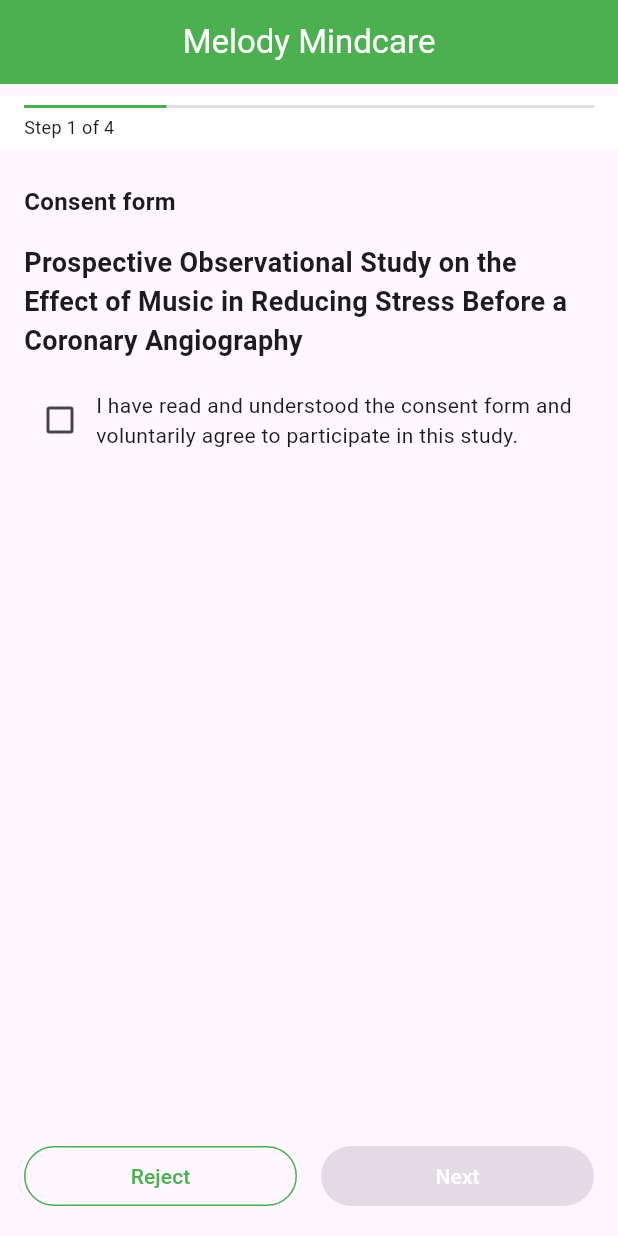
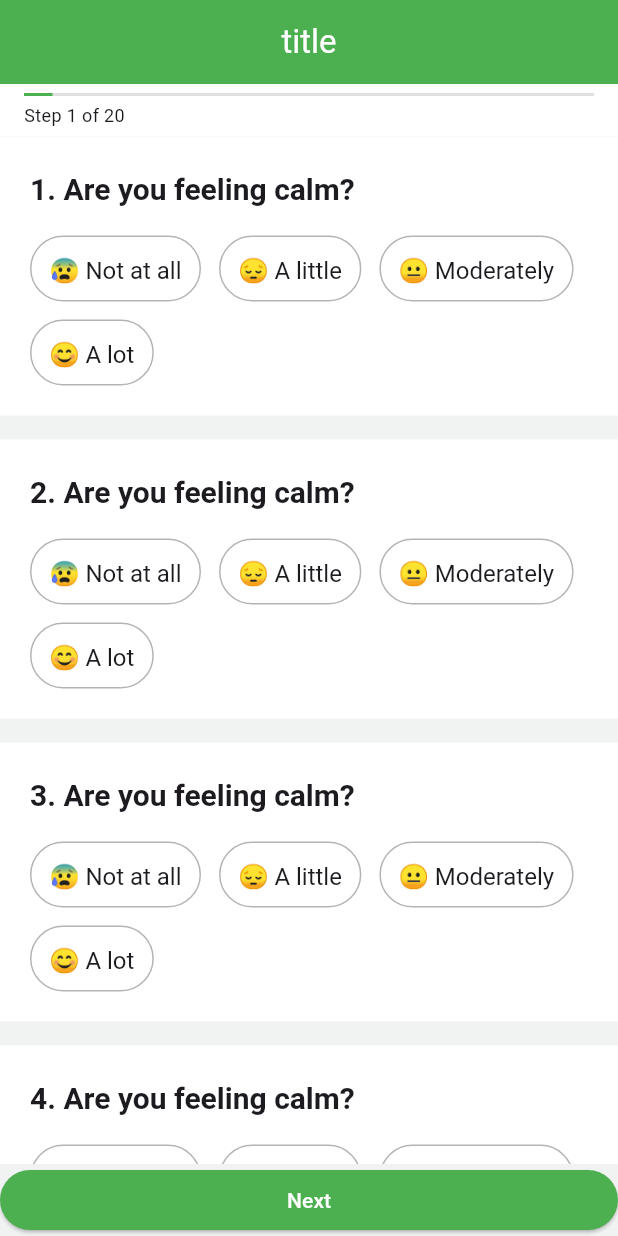
Before and after one commit to anhnhantothi/demo_app, a Flutter app: the screen it shows after launch, on a phone screen of 412 x 824 dp. Run offline on Flutter 3.47's test engine with Material 3 defaults, Android fonts, the phone set to English and light mode, and no system bars; our stand-ins replace bloc, equatable, flutter_bloc; Roboto replaces fonts that are missing (Font).

Commit message:
update code

```diff
--- /dev/null
+++ b/devtools_options.yaml
@@ -0,0 +1,3 @@
+description: This file stores settings for Dart & Flutter DevTools.
+documentation: https://docs.flutter.dev/tools/devtools/extensions#configure-extension-enablement-states
+extensions:
--- /dev/null
+++ b/lib/components/OptionToAnswer/OptionToAnswer.dart
@@ -0,0 +1,41 @@
+import 'package:flutter/cupertino.dart';
+import 'package:flutter/material.dart';
+import 'package:music_therapy/components/OptionToAnswer/models/OptionToAnswerModel.dart';
+
+class OptionToAnswerComponent extends StatelessWidget {
+  const OptionToAnswerComponent({super.key, required this.data});
+  final OptionToAnswerModel data;
+  @override
+  Widget build(BuildContext context) {
+    return Container(
+      height: 44,
+      padding: EdgeInsets.symmetric(horizontal: 12,vertical: 11),
+      decoration: BoxDecoration(
+        borderRadius:BorderRadius.circular(60),
+        border: Border.all(color: Color(0xFFB5B4B4))
+      ),
+      child: Row(
+        mainAxisSize: MainAxisSize.min,
+        children: [
+          // Icon(data.icon),
+          // const SizedBox(
+          //   width: 8,
+          // ),
+          Text(
+            data.title,
+            textAlign: TextAlign.center,
+            style: TextStyle(
+              fontFamily: 'Font',
+              fontWeight: FontWeight.w400,
+              fontStyle: FontStyle.normal,
+              fontSize: 16,
+              height: 1.4,
+              letterSpacing: 0.0,
+            ),
+          ),
+        ],
+      )
+      ,
+    );
+  }
+}
--- /dev/null
+++ b/lib/components/OptionToAnswer/Question.dart
@@ -0,0 +1,59 @@
+import 'package:flutter/material.dart';
+import 'package:music_therapy/components/OptionToAnswer/models/QuestionModel.dart';
+
+import 'OptionToAnswer.dart';
+import 'models/OptionToAnswerModel.dart';
+
+class QuestionComponent extends StatelessWidget {
+  const QuestionComponent({super.key, required this.data});
+  final QuestionModel data;
+
+
+  @override
+  Widget build(BuildContext context) {
+
+    buildListAnswers(){
+      return Wrap(
+        spacing: 12,
+        runSpacing: 12,
+        children: [...answers.map((e) => OptionToAnswerComponent(
+          data: e,
+        )
+          ,)],
+      );
+    }
+
+
+
+
+    return Container(
+      padding: EdgeInsets.all(20),
+      width: double.infinity,
+      color: Colors.white,
+      child: Column(
+        crossAxisAlignment: CrossAxisAlignment.start,
+
+        children: [
+          Text(
+            data.question,
+            style: TextStyle(
+              fontFamily: 'Font',
+              fontWeight: FontWeight.w600,
+              fontStyle: FontStyle.normal,
+              fontSize: 20,
+              height: 1.5,
+              letterSpacing: 0.0,
+            ),
+          ),
+          const SizedBox(height: 16,),
+          buildListAnswers()
+        ],
+      ),
+    );  }
+}
+List<OptionToAnswerModel> answers = [
+  OptionToAnswerModel(title: "😰 Not at all", icon: Icons.abc_outlined),
+  OptionToAnswerModel(title: "😔 A little", icon: Icons.abc_outlined),
+  OptionToAnswerModel(title: "😐 Moderately", icon: Icons.abc_outlined),
+  OptionToAnswerModel(title: "😊 A lot", icon: Icons.abc_outlined),
+];
--- /dev/null
+++ b/lib/components/OptionToAnswer/models/OptionToAnswerModel.dart
@@ -0,0 +1,8 @@
+import 'package:flutter/material.dart';
+
+class OptionToAnswerModel{
+  final String title;
+  final IconData icon;
+
+  OptionToAnswerModel({required this.title, required this.icon});
+}
--- /dev/null
+++ b/lib/components/OptionToAnswer/models/QuestionModel.dart
@@ -0,0 +1,5 @@
+class QuestionModel{
+  final String question;
+
+  QuestionModel({required this.question});
+}
--- /dev/null
+++ b/lib/components/OptionToAnswer/models/contentModel.dart
@@ -0,0 +1,8 @@
+class ContentModel{
+  final String content;
+
+  ContentModel({ this.content = mockData});
+
+
+}
+const String mockData = 'In a few moments, you will be participating in a competition or taking an exam, the outcome of which is particularly important for you and your future career. Below, you will find a series of statements that people often use to describe themselves. Please read each statement carefully and check the box on the right that best describes how you feel in this situation. There are no right or wrong answers. Do not spend too much time on any one item. Answer all the questions, and check only one box per statement.';
--- /dev/null
+++ b/lib/components/cubit/step_cubit.dart
@@ -0,0 +1,17 @@
+import 'package:bloc/bloc.dart';
+import 'package:equatable/equatable.dart';
+import 'package:meta/meta.dart';
+
+part 'step_state.dart';
+
+class StepCubit extends Cubit<StepStatePress> {
+  StepCubit() : super(StepStatePress());
+
+  initState(num total){
+    emit(StepStatePress(currentStep: 1,totalStep: total));
+  }
+
+  nextEvent(){
+    if(!(state.currentStep == state.totalStep)) {emit(state.copyWith(currentStep: state.currentStep+1));}
+  }
+}
--- /dev/null
+++ b/lib/components/cubit/step_state.dart
@@ -0,0 +1,17 @@
+part of 'step_cubit.dart';
+class StepStatePress  extends Equatable {
+  final num currentStep;
+  final num totalStep;
+  const StepStatePress({ this.currentStep = 0,  this.totalStep = 1});
+
+  StepStatePress copyWith({
+    num? currentStep,
+    num? totalStep,
+})=>StepStatePress(
+    currentStep: currentStep ?? this.currentStep,
+    totalStep: totalStep ?? this.totalStep
+  );
+
+  @override
+  List<Object?> get props => [currentStep,totalStep];
+}
--- /dev/null
+++ b/lib/components/step.dart
@@ -0,0 +1,41 @@
+import 'package:flutter/cupertino.dart';
+import 'package:flutter/material.dart';
+import 'package:flutter_bloc/flutter_bloc.dart';
+import 'package:music_therapy/components/cubit/step_cubit.dart';
+
+class StepProgressIndicator extends StatefulWidget {
+  const StepProgressIndicator({super.key});
+
+  @override
+  State<StepProgressIndicator> createState() => _StepProgressIndicatorState();
+}
+
+class _StepProgressIndicatorState extends State<StepProgressIndicator> {
+  @override
+  Widget build(BuildContext context) {
+    return BlocBuilder<StepCubit, StepStatePress>(
+      builder: (context, state) {
+        return Container(
+          padding: const EdgeInsets.symmetric(horizontal: 16, vertical: 6),
+          color: Colors.white,
+          child: Column(
+            crossAxisAlignment: CrossAxisAlignment.start,
+            children: [
+              LinearProgressIndicator(
+                value: state.currentStep / state.totalStep,
+                color: Colors.green,
+                backgroundColor: Colors.grey.shade300,
+                minHeight: 2,
+              ),
+              const SizedBox(height: 4),
+              Text(
+                'Step ${state.currentStep} of ${state.totalStep}',
+                style: const TextStyle(fontSize: 12),
+              ),
+            ],
+          ),
+        );
+      },
+    );
+  }
+}
--- a/lib/consent/view/consent_form.dart
+++ b/lib/consent/view/consent_form.dart
@@ -1,121 +1,103 @@
 import 'package:flutter/material.dart';
 import 'package:flutter_bloc/flutter_bloc.dart';
-import 'package:music_therapy/consent/cubit/consent_form_cubit.dart';
+import 'package:music_therapy/components/OptionToAnswer/models/QuestionModel.dart';
+import 'package:music_therapy/components/step.dart';
 import 'package:music_therapy/quesion_naire/view/questionnaire_screen.dart';
-import 'package:music_therapy/widget/step_press.dart';
+import '../../components/OptionToAnswer/Question.dart';
+import '../../components/cubit/step_cubit.dart';
 
-class ConsentFormScreen extends StatelessWidget {
-  const ConsentFormScreen({super.key});
+class ConsentFormScreen extends StatefulWidget {
+  const ConsentFormScreen({super.key, required this.title});
+  final String title;
+  @override
+  State<ConsentFormScreen> createState() => _ConsentFormScreenState();
+}
+
+class _ConsentFormScreenState extends State<ConsentFormScreen> {
+  final StepCubit cubit = StepCubit();
+
+  @override
+  void initState() {
+    cubit.initState(20);
+    print(cubit.state.totalStep);
+    super.initState();
+  }
+
+  List<QuestionModel> questions = [
+    QuestionModel(question: "1. Are you feeling calm?"),
+    QuestionModel(question: "2. Are you feeling calm?"),
+    QuestionModel(question: "3. Are you feeling calm?"),
+    QuestionModel(question: "4. Are you feeling calm?"),
+    QuestionModel(question: "5. Are you feeling calm?"),
+    QuestionModel(question: "6. Are you feeling calm?"),
+    QuestionModel(question: "7. Are you feeling calm?"),
+    QuestionModel(question: "8. Are you feeling calm?"),
+    QuestionModel(question: "9. Are you feeling calm?"),
+    QuestionModel(question: "10. Are you feeling calm?"),
+  ];
+
+  buildListQuestions() {
+    return Column(
+      spacing: 16,
+      children: [...questions.map((e) => QuestionComponent(data: e))],
+    );
+  }
+
+  buildStepOne() {
+    return Column(children: [buildListQuestions()]);
+  }
+
+  buildStepTwo() {
+    return QuestionnaireScreen(title: '');
+  }
+
+  buildContent() {
+    switch (cubit.state.currentStep) {
+      case 2:
+        {
+          return buildStepTwo();
+        }
+      default:
+        return buildStepOne();
+    }
+  }
 
   @override
   Widget build(BuildContext context) {
-    return Scaffold(
+    return BlocProvider(
+      create: (context) => cubit,
+      child: Scaffold(
         appBar: AppBar(
           backgroundColor: Colors.green,
-        title: const Text(
-          'Melody Mindcare',
-          style: TextStyle(color: Colors.white),
-        ),
+          title: Text(widget.title, style: TextStyle(color: Colors.white)),
           centerTitle: true,
         ),
+        backgroundColor: Color(0xFFF1F2F2),
         body: Column(
+          crossAxisAlignment: CrossAxisAlignment.start,
           children: [
-          Container(
-            padding: const EdgeInsets.symmetric(vertical: 8),
-            child: const StepProgressIndicator(currentStep: 1, totalSteps: 4),
-          ),
+            BlocProvider.value(value: cubit, child: StepProgressIndicator()),
             Expanded(
               child: SingleChildScrollView(
-              padding: const EdgeInsets.all(16),
-              child: Column(
-                crossAxisAlignment: CrossAxisAlignment.start,
-                children: [
-                  const Text(
-                    "Consent form",
-                    style: TextStyle(fontSize: 16, fontWeight: FontWeight.bold),
-                  ),
-                  const SizedBox(height: 16),
-                  const Text(
-                    "Prospective Observational Study on the Effect of Music in Reducing Stress Before a Coronary Angiography",
-                    style: TextStyle(fontSize: 18, fontWeight: FontWeight.bold),
-                  ),
-                  const SizedBox(height: 16),
-                  BlocBuilder<ConsentFormCubit, ConsentFormState>(
+                child: BlocBuilder<StepCubit, StepStatePress>(
                   builder: (context, state) {
-                      return Row(
-                        children: [
-                          Checkbox(
-                            value: state.isAccepted,
-                            onChanged: (value) {
-                              context.read<ConsentFormCubit>().toggleAccept(
-                                value ?? false,
-                              );
+                    return buildContent();
                   },
-                          ),
-                          const Expanded(
-                            child: Text(
-                              "I have read and understood the consent form and voluntarily agree to participate in this study.",
-                              style: TextStyle(fontSize: 14),
-                            ),
-                          ),
-                        ],
-                      );
-                    },
-                  ),
-                ],
-              ),
-            ),
-          ),
-          Padding(
-            padding: const EdgeInsets.all(16),
-            child: BlocBuilder<ConsentFormCubit, ConsentFormState>(
-              builder: (context, state) {
-                return Row(
-                  children: [
-                    Expanded(
-                      child: OutlinedButton(
-                        onPressed: () {},
-                        style: OutlinedButton.styleFrom(
-                          side: const BorderSide(color: Colors.green),
-                        ),
-                        child: const Text(
-                          "Reject",
-                          style: TextStyle(color: Colors.green),
-                        ),
-                      ),
-                    ),
-                    SizedBox(width: 16),
-                    Expanded(
-                      child: SizedBox(
-                        width: double.infinity,
-                        child: ElevatedButton(
-                          onPressed:
-                              state.isAccepted
-                                  ? () {
-                                    Navigator.of(context).push(
-                                      MaterialPageRoute(
-                                        builder:
-                                            (_) => const QuestionnaireScreen(),
-                                      ),
-                                    );
-                                  }
-                                  : null,
-                          style: ElevatedButton.styleFrom(
-                            backgroundColor: Colors.green,
-                          ),
-                          child: const Text(
-                            "Next",
-                            style: TextStyle(color: Colors.white),
-                          ),
                 ),
               ),
             ),
           ],
-                );
+        ),
+        bottomNavigationBar: SizedBox(
+          width: double.infinity,
+          child: ElevatedButton(
+            onPressed: () {
+              cubit.nextEvent();
             },
+            style: ElevatedButton.styleFrom(backgroundColor: Colors.green),
+            child: const Text("Next", style: TextStyle(color: Colors.white)),
           ),
         ),
-        ],
       ),
     );
   }
--- a/lib/main.dart
+++ b/lib/main.dart
@@ -1,5 +1,6 @@
 import 'package:flutter/material.dart';
 import 'package:flutter_bloc/flutter_bloc.dart';
+import 'package:music_therapy/components/cubit/step_cubit.dart';
 import 'package:music_therapy/consent/cubit/consent_form_cubit.dart';
 import 'package:music_therapy/consent/view/consent_form.dart';
 
@@ -16,9 +17,11 @@ class ConsentFormApp extends StatelessWidget {
       title: 'Consent Form Demo',
       theme: ThemeData(primarySwatch: Colors.green),
       debugShowCheckedModeBanner: false,
-      home: BlocProvider(
-        create: (_) => ConsentFormCubit(),
-        child: const ConsentFormScreen(),
+      home: MultiBlocProvider(
+        providers: [
+          BlocProvider(create:(_) => ConsentFormCubit(),),
+        ],
+        child: const ConsentFormScreen(title: "title",),
       ),
     );
   }
--- a/lib/quesion_naire/view/questionnaire_screen.dart
+++ b/lib/quesion_naire/view/questionnaire_screen.dart
@@ -4,40 +4,23 @@ import 'package:music_therapy/quesion_naire/cubit/questionnaire_cubit.dart';
 import 'package:music_therapy/widget/step_press.dart';
 
 class QuestionnaireScreen extends StatelessWidget {
-  const QuestionnaireScreen({super.key});
-
+  const QuestionnaireScreen({super.key, required this.title});
+  final String title;
   @override
   Widget build(BuildContext context) {
     return BlocProvider(
       create: (_) => QuestionnaireCubit(),
-      child: const QuestionnaireView(),
+      child: QuestionnaireView(title: title,),
     );
   }
 }
 
 class QuestionnaireView extends StatelessWidget {
-  const QuestionnaireView({super.key});
-
+  const QuestionnaireView({super.key, required this.title});
+  final String title;
   @override
   Widget build(BuildContext context) {
-    return Scaffold(
-      appBar: AppBar(
-        backgroundColor: Colors.green,
-        title: const Text(
-          'Melody Mindcare',
-          style: TextStyle(color: Colors.white),
-        ),
-        centerTitle: true,
-      ),
-      body: Column(
-        children: [
-          Container(
-            padding: const EdgeInsets.symmetric(vertical: 8),
-            child: const StepProgressIndicator(currentStep: 2, totalSteps: 4),
-          ),
-          Expanded(
-            child: ListView(
-              padding: const EdgeInsets.all(16),
+    return  Column(
       children: [
         const Text(
           "Let's imagine the following situation:",
@@ -60,24 +43,6 @@ class QuestionnaireView extends StatelessWidget {
           },
         ),
       ],
-            ),
-          ),
-          Padding(
-            padding: const EdgeInsets.all(16),
-            child: SizedBox(
-              width: double.infinity,
-              child: ElevatedButton(
-                onPressed: () {},
-                style: ElevatedButton.styleFrom(backgroundColor: Colors.green),
-                child: const Text(
-                  "Next",
-                  style: TextStyle(color: Colors.white),
-                ),
-              ),
-            ),
-          ),
-        ],
-      ),
     );
   }
 
--- a/pubspec.yaml
+++ b/pubspec.yaml
@@ -31,7 +31,7 @@ dependencies:
   flutter:
     sdk: flutter
   flutter_bloc: ^8.1.3
-
+  equatable: ^2.0.7
   # The following adds the Cupertino Icons font to your application.
   # Use with the CupertinoIcons class for iOS style icons.
   cupertino_icons: ^1.0.8
```
Also changed, not shown: pubspec.lock. Lines whose indentation alone changed are shown as unchanged.
